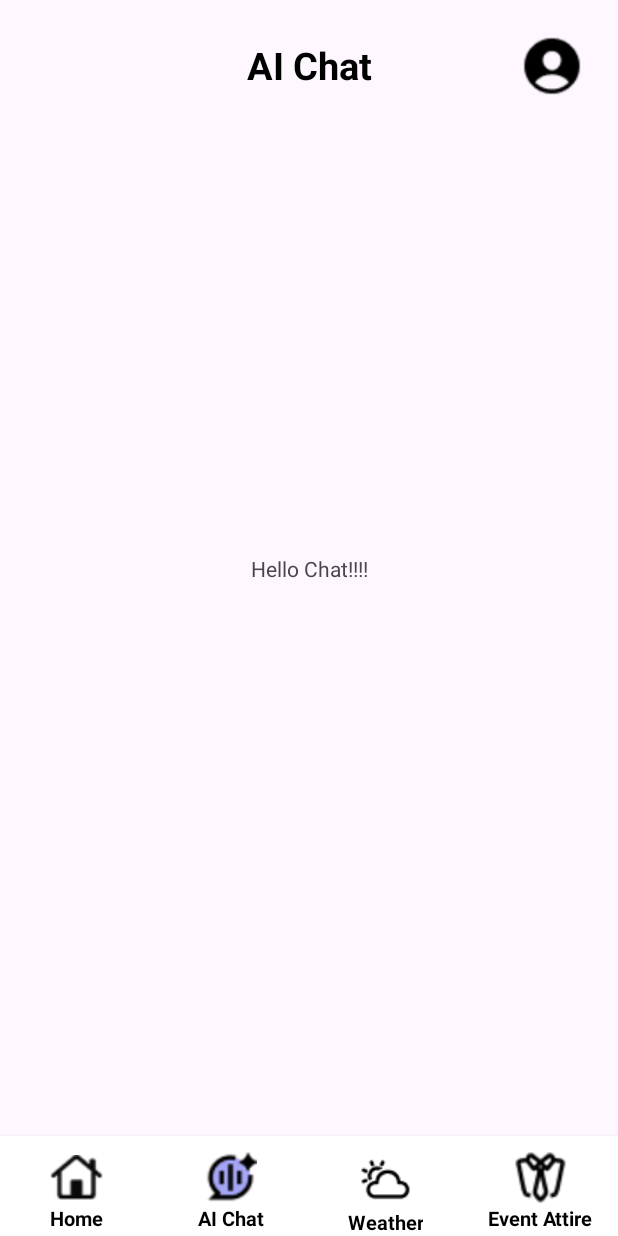
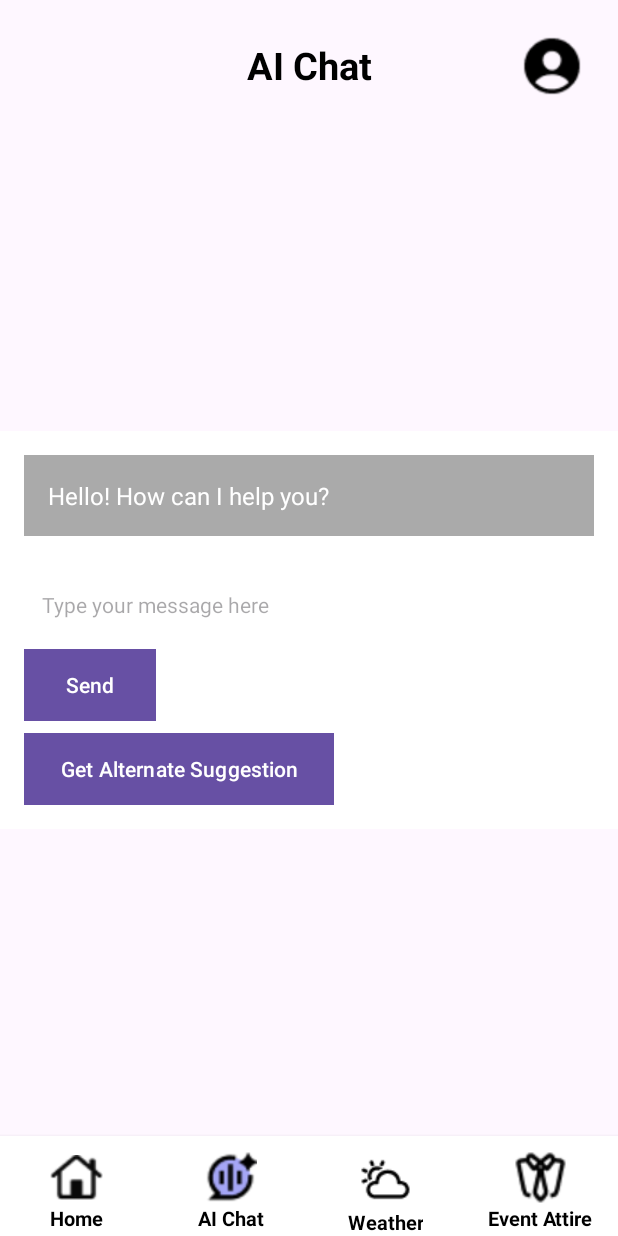
Before and after one commit to Ariiees/Dress-Prepare, an Android app: the screen it shows after launch (Chat), after a tap on "AI Chat", on a phone screen of 412 x 824 dp. Run offline under Robolectric (Android 15) with nearby library versions, the phone set to English and light mode, and no system bars.

Commit message:
merge first draft of ai chat
Merged from another of our ai chat project from Saish. Will refine layout after ward

```diff
--- a/app/src/main/res/layout/chat.xml
+++ b/app/src/main/res/layout/chat.xml
@@ -8,17 +8,65 @@
     tools:context=".MainActivity">
 
     <!-- Example Content -->
-    <TextView
-        android:layout_width="wrap_content"
+    <LinearLayout
+        android:id="@+id/middleLinearLayout"
+        android:layout_width="match_parent"
         android:layout_height="wrap_content"
-        android:text="Hello Chat!!!!"
+        android:orientation="vertical"
+        android:padding="16dp"
+        android:background="#FFFFFF"
+        app:layout_constraintTop_toBottomOf="@id/topBar"
         app:layout_constraintBottom_toTopOf="@id/bottomBar"
-        app:layout_constraintEnd_toEndOf="parent"
         app:layout_constraintStart_toStartOf="parent"
-        app:layout_constraintTop_toTopOf="parent" />
+        app:layout_constraintEnd_toEndOf="parent">
+
+        <!-- Chatbot Response TextView -->
+        <TextView
+            android:id="@+id/chatBotResponse"
+            android:layout_width="match_parent"
+            android:layout_height="wrap_content"
+            android:background="@android:color/darker_gray"
+            android:padding="16dp"
+            android:textColor="@android:color/white"
+            android:text="Hello! How can I help you?"
+            android:layout_marginBottom="16dp"
+            android:textSize="16sp" />
+
+        <!-- User Input EditText -->
+        <EditText
+            android:id="@+id/userInput"
+            android:layout_width="match_parent"
+            android:layout_height="wrap_content"
+            android:hint="Type your message here"
+            android:padding="12dp"
+            android:background="@android:color/white"
+            android:layout_marginBottom="8dp"
+            android:textSize="14sp"
+            android:layout_marginTop="8dp" />
+
+        <!-- Send Button -->
+        <Button
+            android:id="@+id/sendButton"
+            android:layout_width="wrap_content"
+            android:layout_height="wrap_content"
+            android:layout_marginBottom="8dp"
+            android:text="Send"
+            android:background="#2196F3"
+            android:textColor="#FFFFFF" />
+
+        <!-- Alternate Suggestion Button -->
+        <Button
+            android:id="@+id/alternateSuggestionButton"
+            android:layout_width="wrap_content"
+            android:layout_height="wrap_content"
+            android:background="#FFC107"
+            android:text="Get Alternate Suggestion"
+            android:textColor="#FFFFFF" />
+    </LinearLayout>
 
     <!-- Top App Bar -->
     <androidx.constraintlayout.widget.ConstraintLayout
+        android:id="@+id/topBar"
         android:layout_width="match_parent"
         android:layout_height="wrap_content"
         android:gravity="center_vertical"
--- /dev/null
+++ b/app/src/main/res/layout/chat_test.xml
@@ -0,0 +1,6 @@
+<?xml version="1.0" encoding="utf-8"?>
+<androidx.constraintlayout.widget.ConstraintLayout xmlns:android="http://schemas.android.com/apk/res/android"
+    android:layout_width="match_parent"
+    android:layout_height="match_parent">
+
+</androidx.constraintlayout.widget.ConstraintLayout>
```
Also changed, not shown: app/src/main/java/com/example/dresscode/Chat.java (+93 -1 lines).
